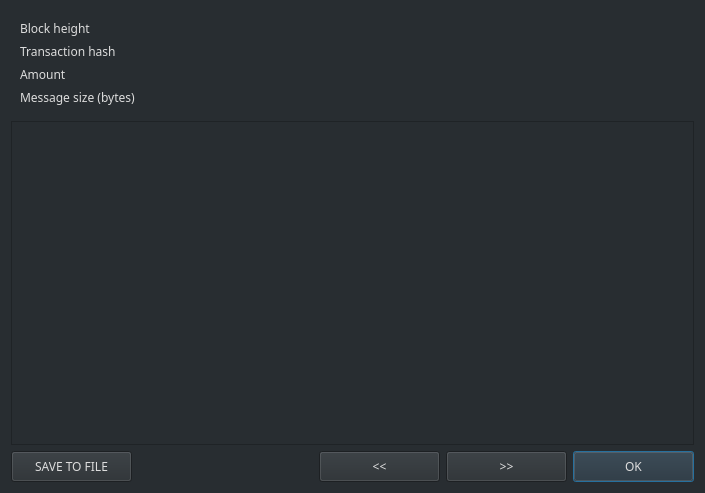
First picture: the form in src/gui/ui/messagedetailsdialog.ui, repository ConcealNetwork/conceal-desktop, before the edit.
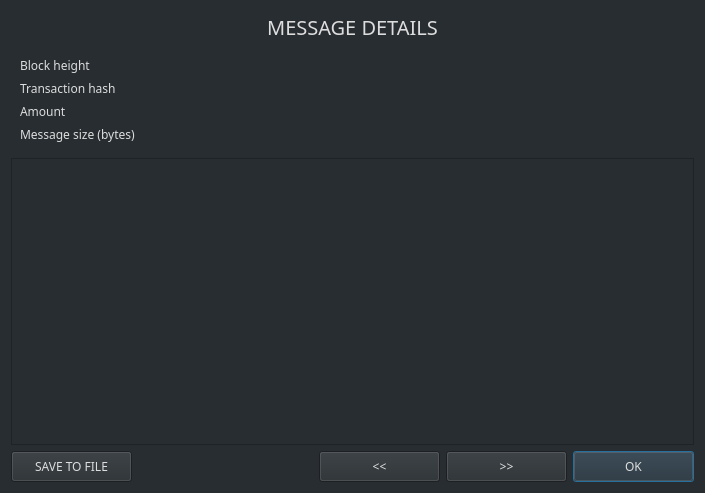
Second picture: the form after the edit.

```diff
--- a/src/gui/ui/messagedetailsdialog.ui
+++ b/src/gui/ui/messagedetailsdialog.ui
@@ -18,6 +18,34 @@
 color: #ddd;</string>
   </property>
   <layout class="QVBoxLayout" name="verticalLayout">
+   <item>
+    <widget class="QLabel" name="title_label">
+     <property name="minimumSize">
+      <size>
+       <width>0</width>
+       <height>31</height>
+      </size>
+     </property>
+     <property name="font">
+      <font>
+       <family>Poppins</family>
+       <pointsize>-1</pointsize>
+      </font>
+     </property>
+     <property name="styleSheet">
+      <string notr="true">color: #ddd;
+  border-right: 0px;
+  font-size: 20px;
+  </string>
+     </property>
+     <property name="text">
+      <string>MESSAGE DETAILS</string>
+     </property>
+     <property name="alignment">
+      <set>Qt::AlignCenter</set>
+     </property>
+    </widget>
+   </item>
    <item>
     <widget class="QFrame" name="frame">
      <property name="frameShape">
```
